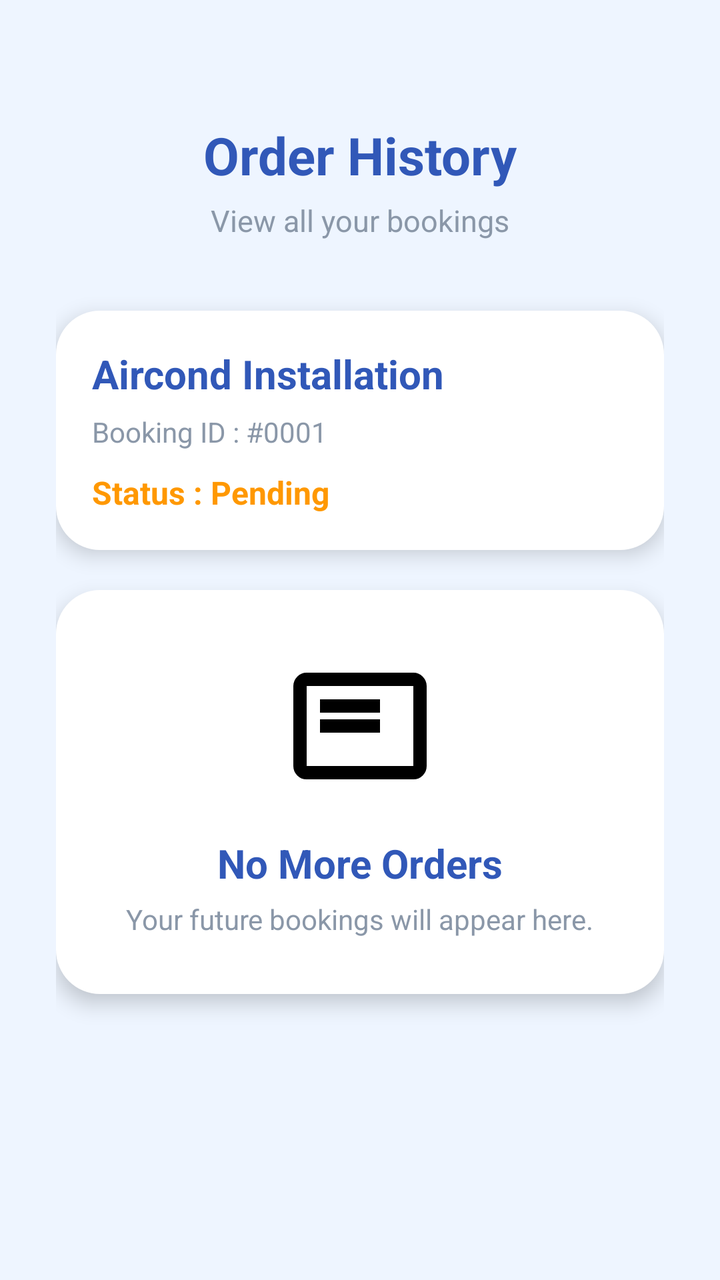
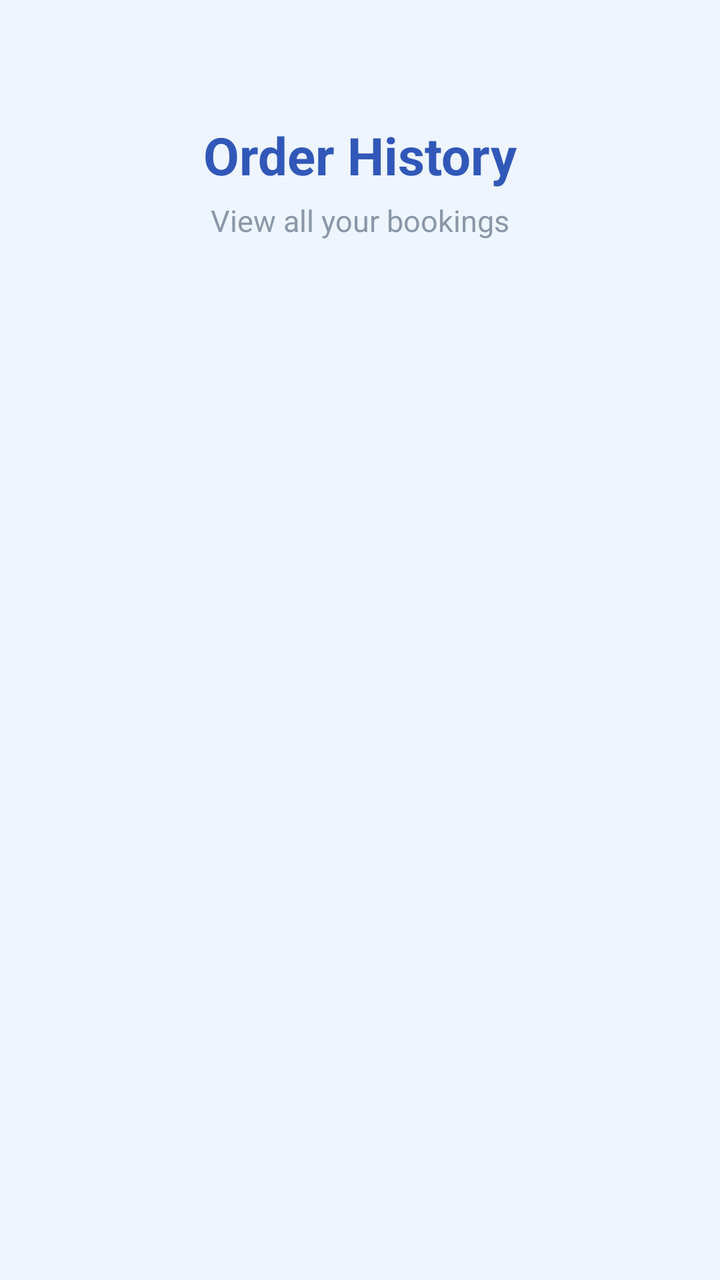

An Android layout rendered at two revisions. The XML below is the earlier revision; the diff shows what the commit changed to produce the second picture.
<!-- AndroidManifest.xml: application theme Theme.EncikAircond -->
<!-- res/layout/fragment_orders.xml -->
<?xml version="1.0" encoding="utf-8"?>
<androidx.constraintlayout.widget.ConstraintLayout
    xmlns:android="http://schemas.android.com/apk/res/android"
    android:layout_width="match_parent"
    android:layout_height="match_parent"
    android:background="#EEF5FF">

    <LinearLayout
        android:layout_width="match_parent"
        android:layout_height="match_parent"
        android:orientation="vertical"
        android:paddingStart="28dp"
        android:paddingEnd="28dp"
        android:paddingTop="60dp">

        
        <TextView
            android:layout_width="wrap_content"
            android:layout_height="wrap_content"
            android:layout_gravity="center"
            android:text="Order History"
            android:textColor="#3158B8"
            android:textSize="26sp"
            android:textStyle="bold"/>

        <TextView
            android:layout_width="wrap_content"
            android:layout_height="wrap_content"
            android:layout_gravity="center"
            android:layout_marginTop="5dp"
            android:text="View all your bookings"
            android:textColor="#8A97A8"
            android:textSize="15sp"/>

        
        <LinearLayout
            android:layout_width="match_parent"
            android:layout_height="wrap_content"
            android:layout_marginTop="35dp"
            android:background="@drawable/card_background"
            android:elevation="6dp"
            android:orientation="vertical"
            android:padding="18dp">

            <TextView
                android:layout_width="wrap_content"
                android:layout_height="wrap_content"
                android:text="Aircond Installation"
                android:textColor="#3158B8"
                android:textSize="20sp"
                android:textStyle="bold"/>

            <TextView
                android:layout_width="wrap_content"
                android:layout_height="wrap_content"
                android:layout_marginTop="6dp"
                android:text="Booking ID : #0001"
                android:textColor="#8A97A8"
                android:textSize="14sp"/>

            <TextView
                android:layout_width="wrap_content"
                android:layout_height="wrap_content"
                android:layout_marginTop="10dp"
                android:text="Status : Pending"
                android:textColor="#FF9800"
                android:textSize="16sp"
                android:textStyle="bold"/>

        </LinearLayout>

        
        <LinearLayout
            android:layout_width="match_parent"
            android:layout_height="wrap_content"
            android:layout_marginTop="20dp"
            android:background="@drawable/card_background"
            android:elevation="6dp"
            android:gravity="center"
            android:orientation="vertical"
            android:padding="28dp">

            <ImageView
                android:layout_width="80dp"
                android:layout_height="80dp"
                android:src="@drawable/ic_orders"/>

            <TextView
                android:layout_width="wrap_content"
                android:layout_height="wrap_content"
                android:layout_marginTop="15dp"
                android:text="No More Orders"
                android:textColor="#3158B8"
                android:textSize="20sp"
                android:textStyle="bold"/>

            <TextView
                android:layout_width="wrap_content"
                android:layout_height="wrap_content"
                android:layout_marginTop="5dp"
                android:text="Your future bookings will appear here."
                android:textColor="#8A97A8"
                android:textSize="14sp"/>

        </LinearLayout>

    </LinearLayout>

</androidx.constraintlayout.widget.ConstraintLayout>
<!-- resources referenced by this layout -->
<resources>
  <!-- drawable card_background (drawable) -->
  <?xml version="1.0" encoding="utf-8"?>
  <shape xmlns:android="http://schemas.android.com/apk/res/android">
  
      <solid android:color="#FFFFFF"/>
  
      <corners android:radius="22dp"/>
  
  </shape>
  <!-- drawable ic_orders (drawable) -->
  <?xml version="1.0" encoding="utf-8"?>
  <vector xmlns:android="http://schemas.android.com/apk/res/android"
      android:autoMirrored="true"
      android:width="24dp"
      android:height="24dp"
      android:viewportWidth="960"
      android:viewportHeight="960">
  
      <path
          android:fillColor="#FF000000"
          android:pathData="M240,520L600,520L600,440L240,440L240,520ZM240,400L600,400L600,320L240,320L240,400ZM160,800Q127,800 103.5,776.5Q80,753 80,720L80,240Q80,207 103.5,183.5Q127,160 160,160L800,160Q833,160 856.5,183.5Q880,207 880,240L880,720Q880,753 856.5,776.5Q833,800 800,800L160,800ZM160,720L800,720Q800,720 800,720Q800,720 800,720L800,240Q800,240 800,240Q800,240 800,240L160,240Q160,240 160,240Q160,240 160,240L160,720Q160,720 160,720Q160,720 160,720ZM160,720Q160,720 160,720Q160,720 160,720L160,240Q160,240 160,240Q160,240 160,240L160,240Q160,240 160,240Q160,240 160,240L160,720Q160,720 160,720Q160,720 160,720Z"/>
  </vector>
  <style name="Theme.EncikAircond" parent="Base.Theme.EncikAircond" />
  <style name="Base.Theme.EncikAircond" parent="Theme.Material3.DayNight.NoActionBar">
          
      </style>
</resources>

<!-- the commit's change to res/layout/fragment_orders.xml (unified diff, before → after) -->
@@ -1,6 +1,7 @@
 <?xml version="1.0" encoding="utf-8"?>
 <androidx.constraintlayout.widget.ConstraintLayout
     xmlns:android="http://schemas.android.com/apk/res/android"
+    xmlns:app="http://schemas.android.com/apk/res-auto"
     android:layout_width="match_parent"
     android:layout_height="match_parent"
     android:background="#EEF5FF">
@@ -33,44 +34,18 @@
             android:textSize="15sp"/>
 
         
-        <LinearLayout
+        <androidx.recyclerview.widget.RecyclerView
+            android:id="@+id/recyclerOrders"
             android:layout_width="match_parent"
-            android:layout_height="wrap_content"
+            android:layout_height="0dp"
             android:layout_marginTop="35dp"
-            android:background="@drawable/card_background"
-            android:elevation="6dp"
-            android:orientation="vertical"
-            android:padding="18dp">
-
-            <TextView
-                android:layout_width="wrap_content"
-                android:layout_height="wrap_content"
-                android:text="Aircond Installation"
-                android:textColor="#3158B8"
-                android:textSize="20sp"
-                android:textStyle="bold"/>
-
-            <TextView
-                android:layout_width="wrap_content"
-                android:layout_height="wrap_content"
-                android:layout_marginTop="6dp"
-                android:text="Booking ID : #0001"
-                android:textColor="#8A97A8"
-                android:textSize="14sp"/>
-
-            <TextView
-                android:layout_width="wrap_content"
-                android:layout_height="wrap_content"
-                android:layout_marginTop="10dp"
-                android:text="Status : Pending"
-                android:textColor="#FF9800"
-                android:textSize="16sp"
-                android:textStyle="bold"/>
-
-        </LinearLayout>
+            android:layout_weight="1"
+            android:clipToPadding="false"
+            android:paddingBottom="20dp"/>
 
         
         <LinearLayout
+            android:id="@+id/layoutNoOrders"
             android:layout_width="match_parent"
             android:layout_height="wrap_content"
             android:layout_marginTop="20dp"
@@ -78,7 +53,8 @@
             android:elevation="6dp"
             android:gravity="center"
             android:orientation="vertical"
-            android:padding="28dp">
+            android:padding="28dp"
+            android:visibility="gone">
 
             <ImageView
                 android:layout_width="80dp"
